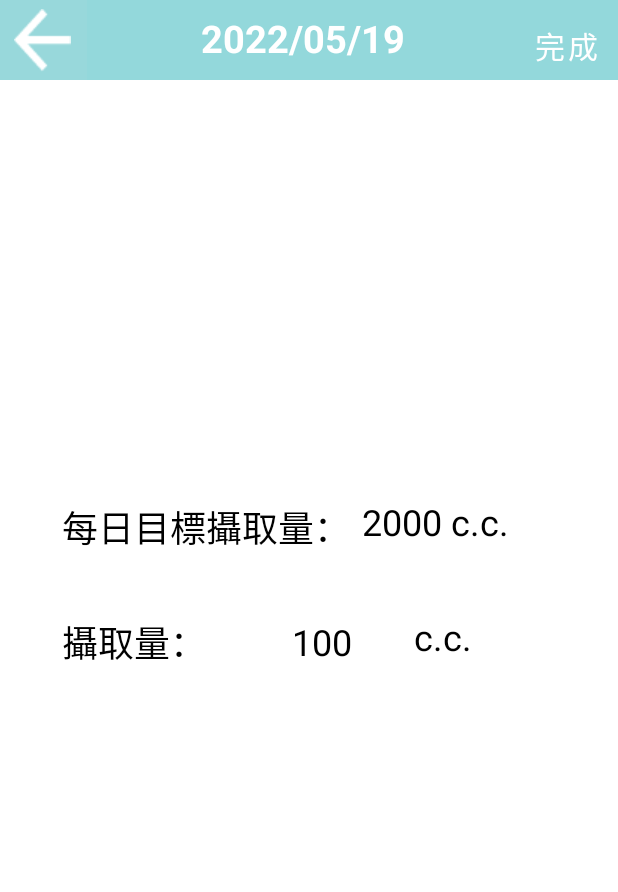
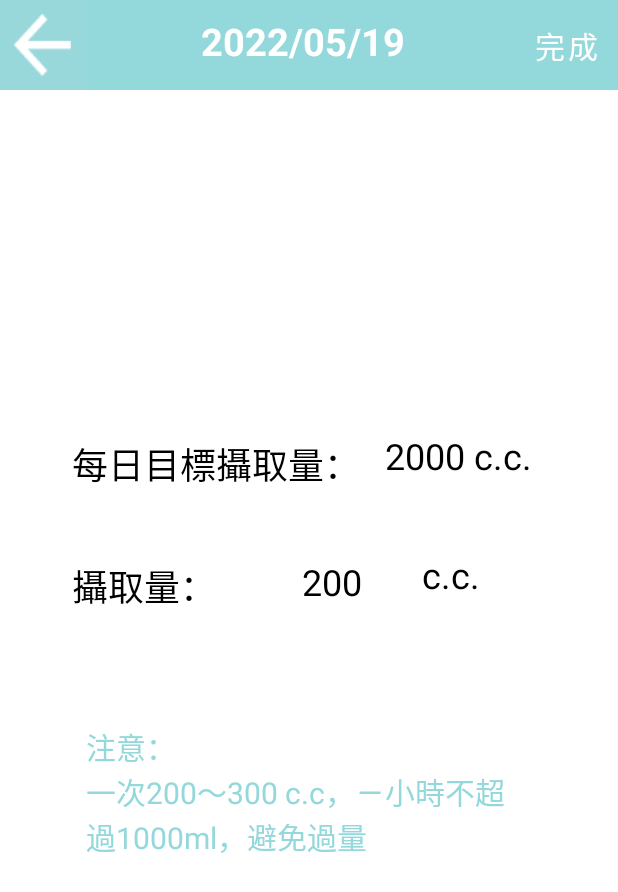
Before and after one commit to YShann/rx-and-mvvm, an Android app: the AddWaterRecordActivity screen opened directly, with no data from a screen before it, on a phone screen of 412 x 824 dp. Shown: the top 892 px of the screen. Run offline under Robolectric (Android 15) with nearby library versions, the phone set to English and light mode, and no system bars.

Commit message:
修改-添加飲水紀錄頁面

```diff
--- a/app/src/main/res/layout/activity_add_water_record.xml
+++ b/app/src/main/res/layout/activity_add_water_record.xml
@@ -10,13 +10,12 @@
     <FrameLayout
         android:id="@+id/frameLayout2"
         android:layout_width="416dp"
-        android:layout_height="53dp"
+        android:layout_height="60dp"
         android:background="@drawable/bg3"
         app:layout_constraintEnd_toEndOf="parent"
         app:layout_constraintHorizontal_bias="0.6"
         app:layout_constraintStart_toStartOf="parent"
-        app:layout_constraintTop_toTopOf="parent"
-        app:layout_constraintVertical_bias="0.0">
+        app:layout_constraintTop_toTopOf="parent">
 
 
         <TextClock
@@ -28,7 +27,7 @@
             android:textSize="25sp"
             android:textStyle="bold"
             android:translationX="135dp"
-            android:translationY="8dp" />
+            android:translationY="10dp" />
 
         <Button
             android:id="@+id/finshButton"
@@ -53,18 +52,19 @@
     </FrameLayout>
 
     <TextView
-        android:id="@+id/textView7"
-        android:layout_width="wrap_content"
-        android:layout_height="wrap_content"
-        android:text="每日目標攝取量："
-        android:textColor="#000000"
-        android:textSize="24sp"
+        android:id="@+id/textView26"
+        android:layout_width="297dp"
+        android:layout_height="114dp"
+        android:inputType="textMultiLine"
+        android:text="注意：                                                                     一次200～300 c.c，ㄧ小時不超過1000ml，避免過量"
+        android:textColor="#93D8DB"
+        android:textSize="20sp"
         app:layout_constraintBottom_toBottomOf="parent"
         app:layout_constraintEnd_toEndOf="parent"
-        app:layout_constraintHorizontal_bias="0.187"
+        app:layout_constraintHorizontal_bias="0.5"
         app:layout_constraintStart_toStartOf="parent"
-        app:layout_constraintTop_toTopOf="@+id/frameLayout2"
-        app:layout_constraintVertical_bias="0.423" />
+        app:layout_constraintTop_toTopOf="parent"
+        app:layout_constraintVertical_bias="0.68" />
 
     <TextView
         android:id="@+id/textView24"
@@ -75,24 +75,24 @@
         android:textSize="24sp"
         app:layout_constraintBottom_toBottomOf="parent"
         app:layout_constraintEnd_toEndOf="parent"
-        app:layout_constraintHorizontal_bias="0.13"
+        app:layout_constraintHorizontal_bias="0.152"
         app:layout_constraintStart_toStartOf="parent"
         app:layout_constraintTop_toBottomOf="@+id/textView7"
-        app:layout_constraintVertical_bias="0.097" />
+        app:layout_constraintVertical_bias="0.098" />
 
     <TextView
-        android:id="@+id/textView23"
+        android:id="@+id/textView7"
         android:layout_width="wrap_content"
         android:layout_height="wrap_content"
-        android:text="2000 c.c."
+        android:text="每日目標攝取量："
         android:textColor="#000000"
         android:textSize="24sp"
         app:layout_constraintBottom_toBottomOf="parent"
         app:layout_constraintEnd_toEndOf="parent"
-        app:layout_constraintHorizontal_bias="0.769"
+        app:layout_constraintHorizontal_bias="0.219"
         app:layout_constraintStart_toStartOf="parent"
-        app:layout_constraintTop_toBottomOf="@+id/frameLayout2"
-        app:layout_constraintVertical_bias="0.377" />
+        app:layout_constraintTop_toTopOf="@+id/frameLayout2"
+        app:layout_constraintVertical_bias="0.37" />
 
     <TextView
         android:id="@+id/textView25"
@@ -104,9 +104,10 @@
         android:textSize="24sp"
         app:layout_constraintBottom_toBottomOf="parent"
         app:layout_constraintEnd_toEndOf="parent"
+        app:layout_constraintHorizontal_bias="0.0"
         app:layout_constraintStart_toEndOf="@+id/waterIntake"
         app:layout_constraintTop_toBottomOf="@+id/frameLayout2"
-        app:layout_constraintVertical_bias="0.481" />
+        app:layout_constraintVertical_bias="0.419" />
 
     <EditText
         android:id="@+id/waterIntake"
@@ -117,7 +118,7 @@
         android:background="@null"
         android:ems="10"
         android:inputType="number"
-        android:text="100"
+        android:text="200"
         android:textColor="#000000"
         android:textSize="24sp"
         app:layout_constraintBottom_toBottomOf="parent"
@@ -125,6 +126,21 @@
         app:layout_constraintHorizontal_bias="0.0"
         app:layout_constraintStart_toEndOf="@+id/textView24"
         app:layout_constraintTop_toTopOf="parent"
-        app:layout_constraintVertical_bias="0.52"
+        app:layout_constraintVertical_bias="0.469"
         tools:ignore="TouchTargetSizeCheck" />
+
+    <TextView
+        android:id="@+id/textView23"
+        android:layout_width="wrap_content"
+        android:layout_height="wrap_content"
+        android:text="2000 c.c."
+        android:textColor="#000000"
+        android:textSize="24sp"
+        app:layout_constraintBottom_toBottomOf="parent"
+        app:layout_constraintEnd_toEndOf="parent"
+        app:layout_constraintHorizontal_bias="0.817"
+        app:layout_constraintStart_toStartOf="parent"
+        app:layout_constraintTop_toBottomOf="@+id/frameLayout2"
+        app:layout_constraintVertical_bias="0.311" />
+
 </androidx.constraintlayout.widget.ConstraintLayout>
```
